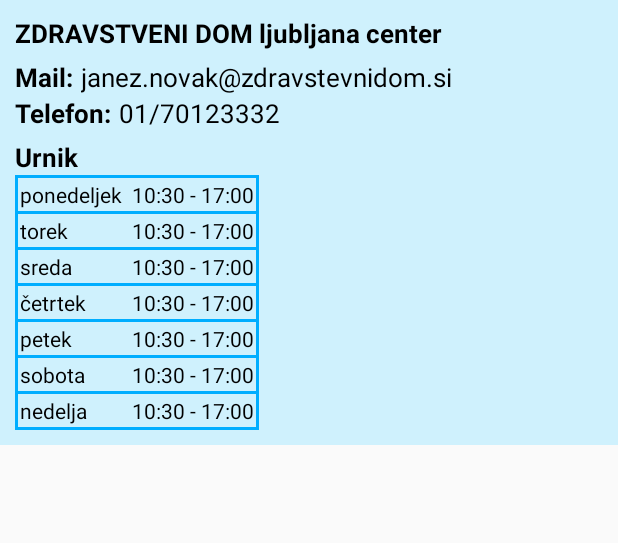
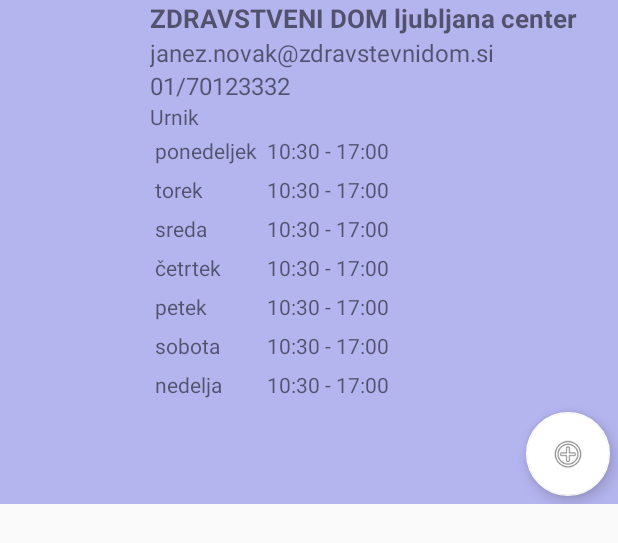
Before and after one commit to loboda1995/ZepniZdravnik, an Android app: the layout selected_doctor_item.xml on its own in the app's theme, with its tools: preview values and no code run, on a phone screen of 412 x 824 dp. Shown: the top 543 px of the screen. Run offline under Robolectric (Android 15) with nearby library versions, the phone set to English and light mode, and no system bars.

Commit message:
dodan za lokalni vnos + gumb za dodajanje - vendar je problem z serelizacijo(je za prever zakaj)

```diff
--- a/app/src/main/java/com/example/tpoteam/zepnizdravnik/MainActivity.java
+++ b/app/src/main/java/com/example/tpoteam/zepnizdravnik/MainActivity.java
@@ -2,10 +2,9 @@ package com.example.tpoteam.zepnizdravnik;
 
 import android.content.Intent;
 import android.graphics.Color;
+import android.os.Bundle;
 import android.support.v7.app.AppCompatActivity;
-import android.os.Bundle;
 import android.support.v7.widget.Toolbar;
-import android.util.Log;
 import android.view.Menu;
 import android.view.MenuItem;
 import android.view.View;
@@ -22,6 +21,7 @@ public class MainActivity extends AppCompatActivity {
 
     public static final String fileNameWithNotifications = "notificationsFile";
     public static final String fileNameWithAppointments = "appointmentsFile";
+    public static final String fileNameWithDoctors = "doctorsFile";
     public static final String nameOfExtra1 = "Notifications";
     public static final String nameOfExtra2 = "ID";
 
--- a/app/src/main/java/com/example/tpoteam/zepnizdravnik/MyRecyclerViewZdravnikiAdapter.java
+++ b/app/src/main/java/com/example/tpoteam/zepnizdravnik/MyRecyclerViewZdravnikiAdapter.java
@@ -2,30 +2,37 @@ package com.example.tpoteam.zepnizdravnik;
 
 import android.content.Context;
 import android.content.Intent;
-import android.support.v7.widget.CardView;
+import android.support.design.widget.FloatingActionButton;
 import android.support.v7.widget.RecyclerView;
-import android.transition.TransitionManager;
 import android.view.LayoutInflater;
 import android.view.View;
 import android.view.ViewGroup;
 import android.widget.LinearLayout;
 import android.widget.TextView;
 
+import java.io.File;
+import java.io.FileInputStream;
+import java.io.FileOutputStream;
+import java.io.IOException;
+import java.io.ObjectInputStream;
+import java.io.ObjectOutputStream;
+import java.io.Serializable;
 import java.util.ArrayList;
+
 
 /**
  * Created by Thinkpad on 19. 12. 2016.
  */
 
-public class MyRecyclerViewZdravnikiAdapter extends RecyclerView.Adapter<MyRecyclerViewZdravnikiAdapter.ViewHolder> {
+public class MyRecyclerViewZdravnikiAdapter extends RecyclerView.Adapter<MyRecyclerViewZdravnikiAdapter.ViewHolder>  implements Serializable{
     private ArrayList<Zdravnik> zdravniki;
-    private Context mContext;
+    private transient Context mContext;
     private int expandedPosition = -1;
 
 
 
 
-    public static class ViewHolder extends RecyclerView.ViewHolder {
+    public static class ViewHolder extends RecyclerView.ViewHolder{
 
         public TextView naziv;
         public TextView ime;
@@ -41,6 +48,7 @@ public class MyRecyclerViewZdravnikiAdapter extends RecyclerView.Adapter<MyRecyc
         public TextView sob;
         public TextView ned;
         public LinearLayout details;
+        public FloatingActionButton add;
 
 
         public ViewHolder(View itemView) {
@@ -60,7 +68,7 @@ public class MyRecyclerViewZdravnikiAdapter extends RecyclerView.Adapter<MyRecyc
             sob = (TextView)itemView.findViewById(R.id.tvSobota);
             ned = (TextView)itemView.findViewById(R.id.tvNedelja);
             details = (LinearLayout)itemView.findViewById(R.id.docInfo);
-
+            add = (FloatingActionButton) itemView.findViewById(R.id.fab);
 
         }
     }
@@ -148,10 +156,50 @@ public class MyRecyclerViewZdravnikiAdapter extends RecyclerView.Adapter<MyRecyc
             }
         });
 
+        holder.add.setOnClickListener(new View.OnClickListener() {
+            @Override
+            public void onClick(View view) {
+                Zdravnik temp = new Zdravnik(zdravniki.get(position).getIme(), zdravniki.get(position).getPriimek(), zdravniki.get(position).getIme_doma(), zdravniki.get(position).getMail_zdravnika(), zdravniki.get(position).getTelefon_zdravnika(), zdravniki.get(position).getNaziv(), zdravniki.get(position).getID_urnika());
 
+                writeObjectToFile(temp);
+                System.out.println(getDoctors().toString());
+            }
+        });
+    }
 
+    private boolean writeObjectToFile(Object o){
+        try {
+            FileOutputStream fos = mContext.openFileOutput(MainActivity.fileNameWithDoctors, mContext.MODE_PRIVATE);
+            ObjectOutputStream objectOutputStream = new ObjectOutputStream(fos);
+            objectOutputStream.writeObject(o);
+            objectOutputStream.close();
+            fos.close();
+        } catch (IOException e) {
+            return false;
+        }
+        return true;
+    }
 
+    private ArrayList<Zdravnik> getDoctors()
+    {
 
+        File file = new File(mContext.getFilesDir() + "/" + MainActivity.fileNameWithDoctors);
+        ArrayList<Zdravnik> notri = new ArrayList<>();
+        if(file.exists()) {
+            FileInputStream fis = null;
+            ObjectInputStream ois = null;
+            try {
+                fis = mContext.openFileInput(MainActivity.fileNameWithDoctors);
+                ois = new ObjectInputStream(fis);
+                notri = (ArrayList<Zdravnik>) ois.readObject();
+                ois.close();
+                fis.close();
+            } catch (Exception e) {
+                e.printStackTrace();
+            }
+        }
+        notri.add(null);
+        return notri;
     }
 
     @Override
--- a/app/src/main/res/layout/selected_doctor_item.xml
+++ b/app/src/main/res/layout/selected_doctor_item.xml
@@ -5,180 +5,153 @@
     android:layout_height="wrap_content">
 
     <LinearLayout
+        android:orientation="horizontal"
+        android:layout_width="match_parent"
+        android:layout_height="wrap_content"
+        android:background="#5252d4">
+
+
+        <LinearLayout
             android:layout_height="wrap_content"
             android:layout_width="match_parent"
             android:orientation="vertical"
-        android:background="@color/backgroundBlue"
-        android:padding="10dp">
+            android:background="#b4b4ef"
+            android:paddingLeft="100dp"
+            >
 
-        <TextView
-            android:layout_marginBottom="5dp"
-            android:layout_width="wrap_content"
-            android:layout_height="wrap_content"
-            android:text="ZDRAVSTVENI DOM ljubljana center"
-            android:textColor="@android:color/black"
-            android:textStyle="bold"
-            android:textSize="17dp"
-            android:id="@+id/tvZdravstveniDom" />
 
-        <LinearLayout
-            android:orientation="horizontal"
-            android:layout_width="match_parent"
-            android:layout_height="wrap_content">
 
             <TextView
                 android:layout_width="wrap_content"
                 android:layout_height="wrap_content"
-                android:text="@string/labelMail"
+                android:text="ZDRAVSTVENI DOM ljubljana center"
+                android:textStyle="bold"
                 android:textSize="17dp"
-                android:textColor="@android:color/black"
-                android:paddingRight="5dp"
-                android:textStyle="bold"
-                android:fontFamily="sans-serif" />
+                android:id="@+id/tvZdravstveniDom" />
 
             <TextView
                 android:layout_width="wrap_content"
                 android:layout_height="wrap_content"
                 android:text="janez.novak@zdravstevnidom.si"
                 android:id="@+id/tvMailZdravnika"
-                android:textSize="17dp"
-                android:textColor="@android:color/black"
+                android:textSize="16dp"
                 android:fontFamily="sans-serif" />
 
-        </LinearLayout>
-
-        <LinearLayout
-            android:orientation="horizontal"
-            android:layout_width="match_parent"
-            android:layout_height="wrap_content">
-
-            <TextView
-                android:layout_width="wrap_content"
-                android:layout_height="wrap_content"
-                android:text="@string/labelTel"
-                android:textSize="17dp"
-                android:paddingRight="5dp"
-                android:textStyle="bold"
-                android:textColor="@android:color/black"
-                android:fontFamily="sans-serif" />
 
             <TextView
                 android:layout_width="wrap_content"
                 android:layout_height="wrap_content"
                 android:text="01/70123332"
-                android:textSize="17dp"
-                android:textColor="@android:color/black"
+                android:textSize="16dp"
                 android:id="@+id/tvTelefonZdravnika" />
 
-        </LinearLayout>
-
             <TextView
-            android:layout_marginTop="5dp"
                 android:layout_width="wrap_content"
                 android:layout_height="wrap_content"
-            android:textSize="17dp"
-            android:textStyle="bold"
                 android:text="Urnik"
-            android:textColor="@android:color/black"
                 android:id="@+id/tvUrnik" />
 
-        <TableLayout xmlns:android="http://schemas.android.com/apk/res/android"
-            android:layout_width="wrap_content"
-            android:layout_height="match_parent">
-            <TableRow android:background="@drawable/tablerow_background">
+            <TableLayout
+                android:layout_width="match_parent"
+                android:layout_height="match_parent"
+                >
+                <TableRow
+                    >
                     <TextView
                         android:text="ponedeljek"
-                    android:textColor="@android:color/black"
                         android:padding="3dip" />
                     <TextView
                         android:text="10:30 - 17:00"
                         android:gravity="right"
                         android:padding="3dip"
-                    android:textColor="@android:color/black"
                         android:id="@+id/tvPonedeljek"/>
                 </TableRow>
 
-            <TableRow android:background="@drawable/tablerow_background"
-                android:layout_marginTop="-2dp">
+                <TableRow
+                    >
                     <TextView
                         android:text="torek"
-                    android:textColor="@android:color/black"
                         android:padding="3dip" />
                     <TextView
                         android:text="10:30 - 17:00"
                         android:gravity="right"
                         android:padding="3dip"
-                    android:textColor="@android:color/black"
                         android:id="@+id/tvTorek"/>
                 </TableRow>
 
-            <TableRow android:background="@drawable/tablerow_background"
-                android:layout_marginTop="-2dp">
+                <TableRow
+                    >
                     <TextView
                         android:text="sreda"
-                    android:textColor="@android:color/black"
                         android:padding="3dip" />
                     <TextView
                         android:text="10:30 - 17:00"
                         android:gravity="right"
                         android:padding="3dip"
-                    android:textColor="@android:color/black"
                         android:id="@+id/tvSreda"/>
                 </TableRow>
-            <TableRow android:background="@drawable/tablerow_background"
-                android:layout_marginTop="-2dp">
+                <TableRow
+                    >
                     <TextView
                         android:text="četrtek"
-                    android:textColor="@android:color/black"
                         android:padding="3dip" />
                     <TextView
                         android:text="10:30 - 17:00"
                         android:gravity="right"
                         android:padding="3dip"
-                    android:textColor="@android:color/black"
                         android:id="@+id/tvCetrtek"/>
                 </TableRow>
-            <TableRow android:background="@drawable/tablerow_background"
-                android:layout_marginTop="-2dp">
+                <TableRow
+                    >
                     <TextView
                         android:text="petek"
-                    android:textColor="@android:color/black"
                         android:padding="3dip" />
                     <TextView
                         android:text="10:30 - 17:00"
                         android:gravity="right"
                         android:padding="3dip"
-                    android:textColor="@android:color/black"
                         android:id="@+id/tvPetek"/>
                 </TableRow>
-            <TableRow android:background="@drawable/tablerow_background"
-                android:layout_marginTop="-2dp">
+                <TableRow
+                    >
                     <TextView
                         android:text="sobota"
-                    android:textColor="@android:color/black"
                         android:padding="3dip" />
                     <TextView
                         android:text="10:30 - 17:00"
                         android:gravity="right"
                         android:padding="3dip"
-                    android:textColor="@android:color/black"
                         android:id="@+id/tvSobota"/>
                 </TableRow>
-            <TableRow android:background="@drawable/tablerow_background"
-                android:layout_marginTop="-2dp">
+                <TableRow
+                    >
                     <TextView
                         android:text="nedelja"
-                    android:textColor="@android:color/black"
                         android:padding="3dip" />
                     <TextView
                         android:text="10:30 - 17:00"
                         android:gravity="right"
                         android:padding="3dip"
-                    android:textColor="@android:color/black"
                         android:id="@+id/tvNedelja"/>
                 </TableRow>
             </TableLayout>
 
+            <android.support.design.widget.FloatingActionButton
+                android:id="@+id/fab"
+                android:layout_width="match_parent"
+                android:layout_height="wrap_content"
+                android:layout_gravity="bottom|end"
+                app:srcCompat="@android:drawable/ic_menu_add"
+                app:backgroundTint="@color/cardview_light_background"
+                app:rippleColor="@color/darkblue"
+                android:layout_weight="1"
+                android:layout_margin="5dp" />
+
+
         </LinearLayout>
 
     </LinearLayout>
+
+
+
+</LinearLayout>
```
Lines whose indentation alone changed are shown as unchanged.
